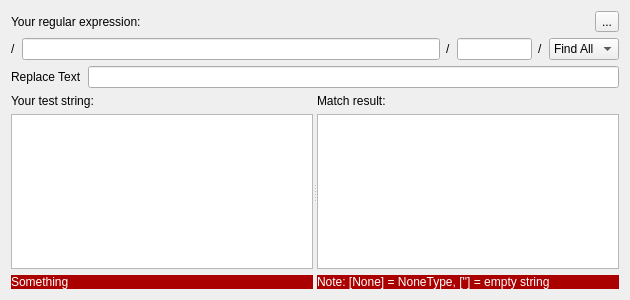
This is blurdev/gui/widgets/pyularwidget/ui/pyularwidget.ui in blurstudio/PrEditor as Qt 5 draws it before an edit. The edited form follows.
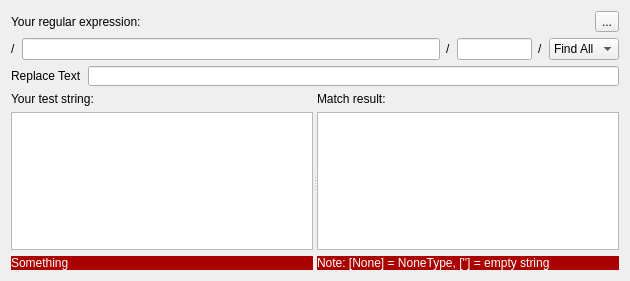
This is the edited form.

Commit message: Fixed some layout problems and added documentation for group naming.

The edit to the form file:
```diff
--- a/blurdev/gui/widgets/pyularwidget/ui/pyularwidget.ui
+++ b/blurdev/gui/widgets/pyularwidget/ui/pyularwidget.ui
@@ -7,7 +7,7 @@
     <x>0</x>
     <y>0</y>
     <width>630</width>
-    <height>300</height>
+    <height>281</height>
    </rect>
   </property>
   <property name="windowTitle">
@@ -110,6 +110,24 @@
    </item>
    <item>
     <widget class="QWidget" name="uiReplaceWGT" native="true">
+     <property name="sizePolicy">
+      <sizepolicy hsizetype="Preferred" vsizetype="Fixed">
+       <horstretch>0</horstretch>
+       <verstretch>0</verstretch>
+      </sizepolicy>
+     </property>
+     <property name="minimumSize">
+      <size>
+       <width>0</width>
+       <height>20</height>
+      </size>
+     </property>
+     <property name="maximumSize">
+      <size>
+       <width>16777215</width>
+       <height>20</height>
+      </size>
+     </property>
      <layout class="QHBoxLayout" name="horizontalLayout_3">
       <property name="margin">
        <number>0</number>
@@ -129,6 +147,12 @@
    </item>
    <item>
     <widget class="QSplitter" name="splitter">
+     <property name="sizePolicy">
+      <sizepolicy hsizetype="Expanding" vsizetype="Preferred">
+       <horstretch>0</horstretch>
+       <verstretch>0</verstretch>
+      </sizepolicy>
+     </property>
      <property name="orientation">
       <enum>Qt::Horizontal</enum>
      </property>
```
The commit also changes 2 other files.
